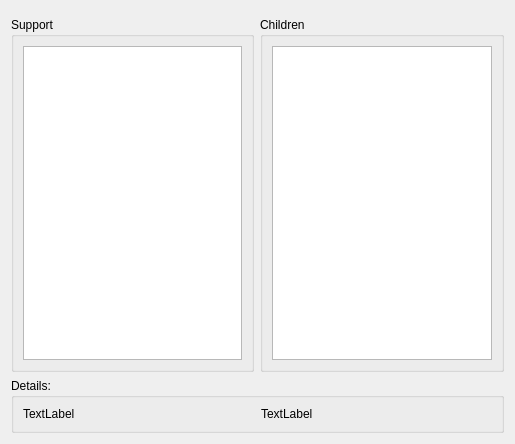
Above: drc/gui/partyform.ui from lansdon/cpts483_drc before the change. Below: the same form after it.
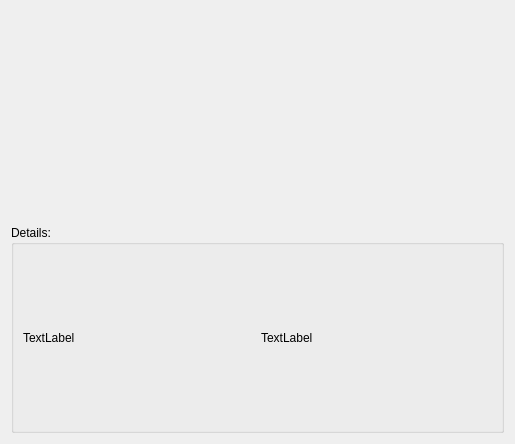
That is the form after the change.

Diff of the .ui file:
```diff
--- a/drc/gui/partyform.ui
+++ b/drc/gui/partyform.ui
@@ -14,22 +14,7 @@
    <string>Form</string>
   </property>
   <layout class="QGridLayout" name="gridLayout_2">
-   <item row="1" column="0">
-    <widget class="QGroupBox" name="observerGroup">
-     <property name="title">
-      <string>Support</string>
-     </property>
-     <layout class="QGridLayout" name="gridLayout_3">
-      <item row="0" column="0">
-       <widget class="QTableWidget" name="observerTable"/>
-      </item>
-     </layout>
-    </widget>
-   </item>
-   <item row="0" column="0" colspan="2">
-    <widget class="QWidget" name="primaryFrame" native="true"/>
-   </item>
-   <item row="2" column="0" colspan="2">
+   <item row="1" column="0" colspan="2">
     <widget class="QGroupBox" name="detailsGroup">
      <property name="title">
       <string>Details:</string>
@@ -52,17 +37,8 @@
      </layout>
     </widget>
    </item>
-   <item row="1" column="1">
-    <widget class="QGroupBox" name="childrenGroup">
-     <property name="title">
-      <string>Children</string>
-     </property>
-     <layout class="QGridLayout" name="gridLayout_4">
-      <item row="0" column="0">
-       <widget class="QTableWidget" name="childrenTable"/>
-      </item>
-     </layout>
-    </widget>
+   <item row="0" column="0" colspan="2">
+    <widget class="QWidget" name="primaryFrame" native="true"/>
    </item>
   </layout>
  </widget>
```
